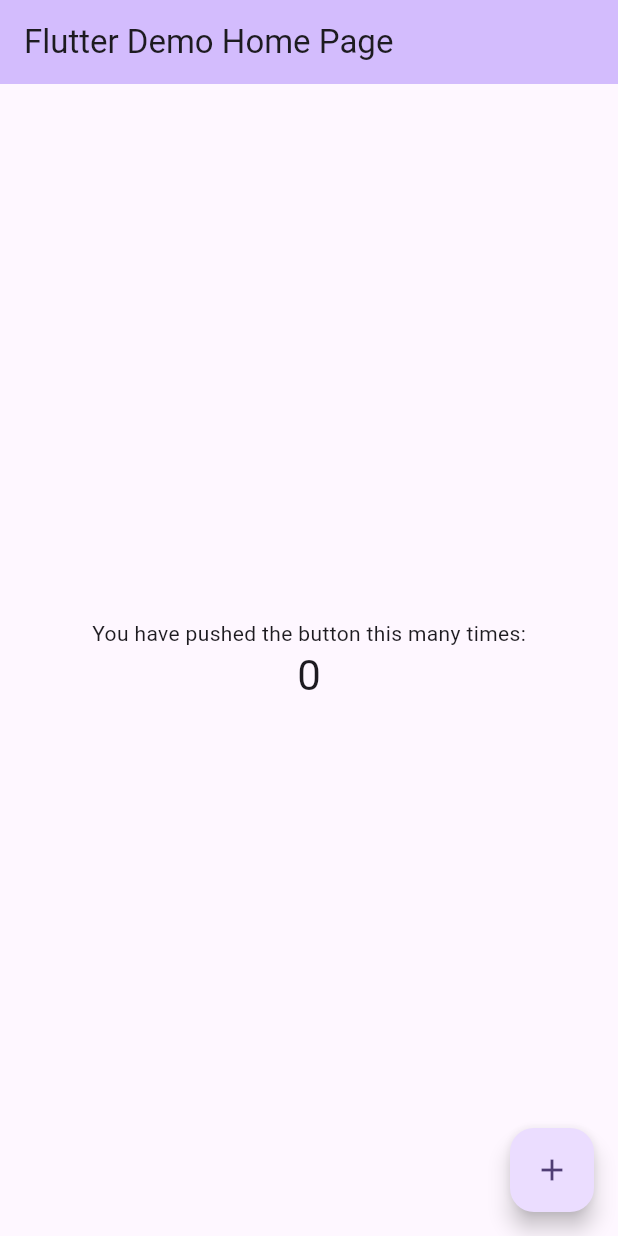
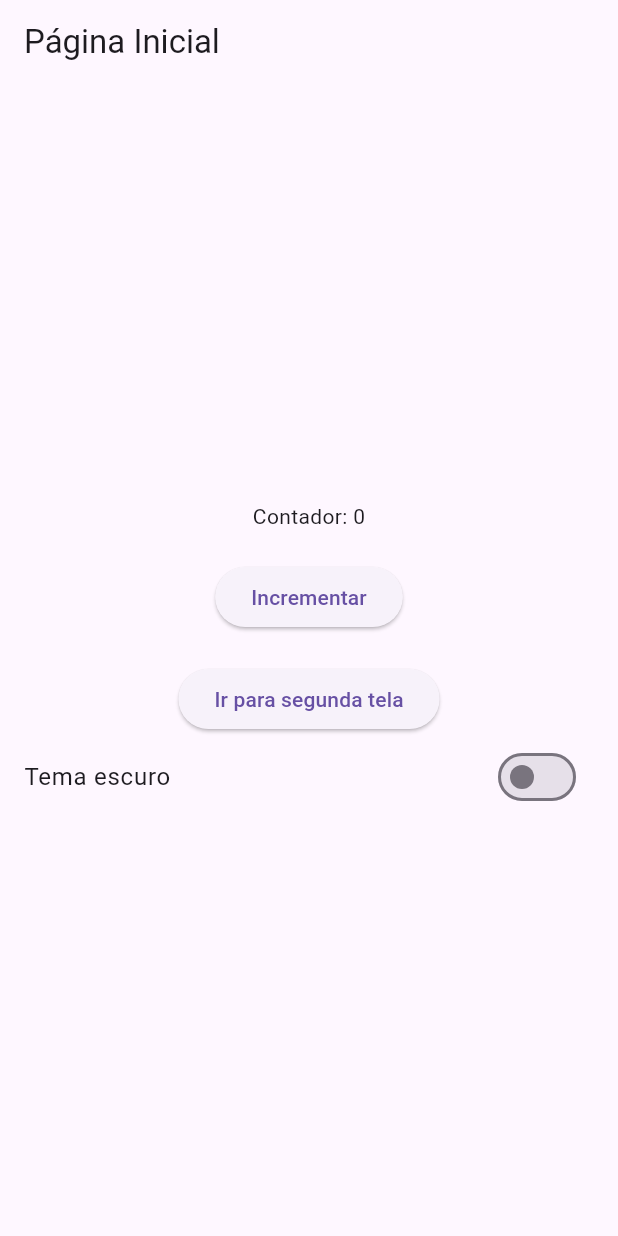
Before and after one commit to LeandroGuilhermiti/Estudos-em-Flutter, a Flutter app: the screen it shows after launch, on a phone screen of 412 x 824 dp. Run offline on Flutter 3.47's test engine with Material 3 defaults, Android fonts, the phone set to English and light mode, and no system bars.

Commit message:
simple example of provider

```diff
--- /dev/null
+++ b/provider_example/lib/app_controller.dart
@@ -0,0 +1,16 @@
+import 'package:flutter/material.dart';
+
+class AppController with ChangeNotifier {
+  bool isDark = false;
+  int contador = 0;
+
+  void toggleTheme() {
+    isDark = !isDark;
+    notifyListeners();
+  }
+
+  void incrementar() {
+    contador++;
+    notifyListeners();
+  }
+}
--- /dev/null
+++ b/provider_example/lib/home_page.dart
@@ -0,0 +1,42 @@
+import 'package:flutter/material.dart';
+import 'package:provider/provider.dart';
+
+import 'app_controller.dart';
+import 'second_page.dart';
+
+class HomePage extends StatelessWidget {
+  @override
+  Widget build(BuildContext context) {
+    final app = Provider.of<AppController>(context);
+
+    return Scaffold(
+      appBar: AppBar(title: Text('Página Inicial')),
+      body: Center(
+        child: Column(
+          mainAxisAlignment: MainAxisAlignment.center,
+          children: [
+            Text('Contador: ${app.contador}'),
+            SizedBox(height: 20),
+            ElevatedButton(
+              onPressed: app.incrementar,
+              child: Text('Incrementar'),
+            ),
+            SizedBox(height: 20),
+            ElevatedButton(
+              onPressed: () {
+                Navigator.push(context,
+                    MaterialPageRoute(builder: (_) => SecondPage()));
+              },
+              child: Text('Ir para segunda tela'),
+            ),
+            SwitchListTile(
+              title: Text('Tema escuro'),
+              value: app.isDark,
+              onChanged: (value) => app.toggleTheme(),
+            ),
+          ],
+        ),
+      ),
+    );
+  }
+}
--- a/provider_example/lib/main.dart
+++ b/provider_example/lib/main.dart
@@ -1,122 +1,29 @@
 import 'package:flutter/material.dart';
+import 'package:provider/provider.dart';
+
+import 'app_controller.dart';
+import 'home_page.dart';
 
 void main() {
-  runApp(const MyApp());
+  runApp(
+    ChangeNotifierProvider(
+      create: (context) => AppController(),
+      child: MyApp(),
+    ),
+  );
 }
 
 class MyApp extends StatelessWidget {
-  const MyApp({super.key});
-
-  // This widget is the root of your application.
   @override
   Widget build(BuildContext context) {
+    final app = Provider.of<AppController>(context);
+
     return MaterialApp(
-      title: 'Flutter Demo',
+      debugShowCheckedModeBanner: false,
       theme: ThemeData(
-        // This is the theme of your application.
-        //
-        // TRY THIS: Try running your application with "flutter run". You'll see
-        // the application has a purple toolbar. Then, without quitting the app,
-        // try changing the seedColor in the colorScheme below to Colors.green
-        // and then invoke "hot reload" (save your changes or press the "hot
-        // reload" button in a Flutter-supported IDE, or press "r" if you used
-        // the command line to start the app).
-        //
-        // Notice that the counter didn't reset back to zero; the application
-        // state is not lost during the reload. To reset the state, use hot
-        // restart instead.
-        //
-        // This works for code too, not just values: Most code changes can be
-        // tested with just a hot reload.
-        colorScheme: ColorScheme.fromSeed(seedColor: Colors.deepPurple),
+        brightness: app.isDark ? Brightness.dark : Brightness.light,
       ),
-      home: const MyHomePage(title: 'Flutter Demo Home Page'),
+      home: HomePage(),
     );
   }
 }
-
-class MyHomePage extends StatefulWidget {
-  const MyHomePage({super.key, required this.title});
-
-  // This widget is the home page of your application. It is stateful, meaning
-  // that it has a State object (defined below) that contains fields that affect
-  // how it looks.
-
-  // This class is the configuration for the state. It holds the values (in this
-  // case the title) provided by the parent (in this case the App widget) and
-  // used by the build method of the State. Fields in a Widget subclass are
-  // always marked "final".
-
-  final String title;
-
-  @override
-  State<MyHomePage> createState() => _MyHomePageState();
-}
-
-class _MyHomePageState extends State<MyHomePage> {
-  int _counter = 0;
-
-  void _incrementCounter() {
-    setState(() {
-      // This call to setState tells the Flutter framework that something has
-      // changed in this State, which causes it to rerun the build method below
-      // so that the display can reflect the updated values. If we changed
-      // _counter without calling setState(), then the build method would not be
-      // called again, and so nothing would appear to happen.
-      _counter++;
-    });
-  }
-
-  @override
-  Widget build(BuildContext context) {
-    // This method is rerun every time setState is called, for instance as done
-    // by the _incrementCounter method above.
-    //
-    // The Flutter framework has been optimized to make rerunning build methods
-    // fast, so that you can just rebuild anything that needs updating rather
-    // than having to individually change instances of widgets.
-    return Scaffold(
-      appBar: AppBar(
-        // TRY THIS: Try changing the color here to a specific color (to
-        // Colors.amber, perhaps?) and trigger a hot reload to see the AppBar
-        // change color while the other colors stay the same.
-        backgroundColor: Theme.of(context).colorScheme.inversePrimary,
-        // Here we take the value from the MyHomePage object that was created by
-        // the App.build method, and use it to set our appbar title.
-        title: Text(widget.title),
-      ),
-      body: Center(
-        // Center is a layout widget. It takes a single child and positions it
-        // in the middle of the parent.
-        child: Column(
-          // Column is also a layout widget. It takes a list of children and
-          // arranges them vertically. By default, it sizes itself to fit its
-          // children horizontally, and tries to be as tall as its parent.
-          //
-          // Column has various properties to control how it sizes itself and
-          // how it positions its children. Here we use mainAxisAlignment to
-          // center the children vertically; the main axis here is the vertical
-          // axis because Columns are vertical (the cross axis would be
-          // horizontal).
-          //
-          // TRY THIS: Invoke "debug painting" (choose the "Toggle Debug Paint"
-          // action in the IDE, or press "p" in the console), to see the
-          // wireframe for each widget.
-          mainAxisAlignment: MainAxisAlignment.center,
-          children: <Widget>[
-            const Text('You have pushed the button this many times:'),
-            Text(
-              '$_counter',
-              style: Theme.of(context).textTheme.headlineMedium,
-            ),
-          ],
-        ),
-      ),
-      floatingActionButton: FloatingActionButton(
-        onPressed: _incrementCounter,
-        tooltip: 'Increment',
-        child: const Icon(Icons.add),
-      ), // This trailing comma makes auto-formatting nicer for build methods.
-    );
-  }
-}
--- /dev/null
+++ b/provider_example/lib/second_page.dart
@@ -0,0 +1,27 @@
+import 'package:flutter/material.dart';
+import 'package:provider/provider.dart';
+
+import 'app_controller.dart';
+
+class SecondPage extends StatelessWidget {
+  @override
+  Widget build(BuildContext context) {
+    final app = Provider.of<AppController>(context);
+
+    return Scaffold(
+      appBar: AppBar(title: Text('Segunda Tela')),
+      body: Center(
+        child: Column(
+          mainAxisAlignment: MainAxisAlignment.center,
+          children: [
+            Text('Valor atual: ${app.contador}'),
+            ElevatedButton(
+              onPressed: app.incrementar,
+              child: Text('Incrementar aqui também'),
+            ),
+          ],
+        ),
+      ),
+    );
+  }
+}
--- a/provider_example/pubspec.yaml
+++ b/provider_example/pubspec.yaml
@@ -34,6 +34,7 @@ dependencies:
   # The following adds the Cupertino Icons font to your application.
   # Use with the CupertinoIcons class for iOS style icons.
   cupertino_icons: ^1.0.8
+  provider: ^6.1.5
 
 dev_dependencies:
   flutter_test:
```
Also changed, not shown: provider_example/pubspec.lock, 1 other file.
